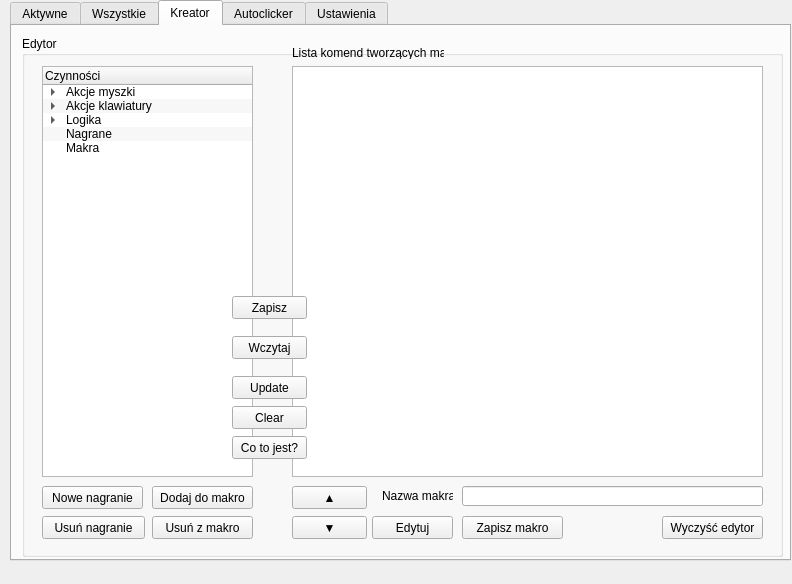
Old version of the form GUI.ui in the repository 307372/PwJS2020.
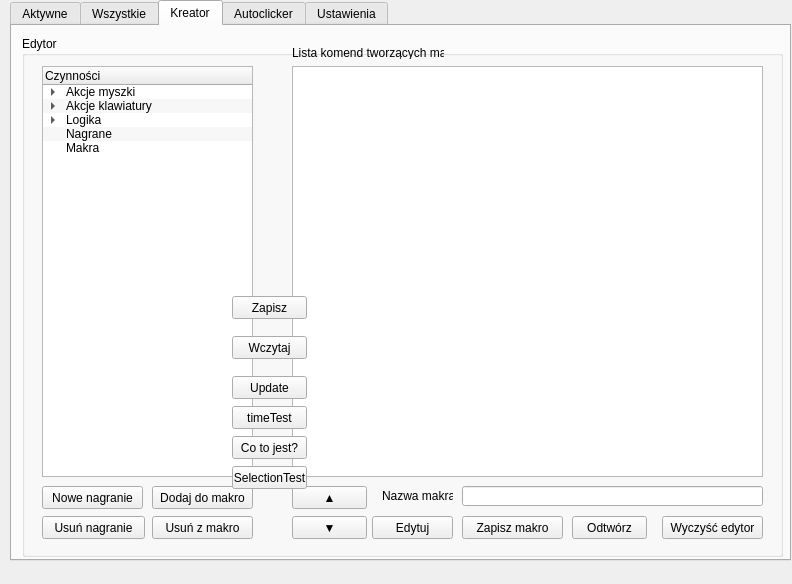
New version of the form.

```diff
--- a/GUI.ui
+++ b/GUI.ui
@@ -564,7 +564,7 @@
         </rect>
        </property>
        <property name="text">
-        <string>Clear</string>
+        <string>timeTest</string>
        </property>
       </widget>
       <widget class="QPushButton" name="WhatIsThisButton">
@@ -580,6 +580,32 @@
         <string>Co to jest?</string>
        </property>
       </widget>
+      <widget class="QPushButton" name="previewButton">
+       <property name="geometry">
+        <rect>
+         <x>550</x>
+         <y>480</y>
+         <width>75</width>
+         <height>23</height>
+        </rect>
+       </property>
+       <property name="text">
+        <string>Odtwórz</string>
+       </property>
+      </widget>
+      <widget class="QPushButton" name="testButton_3">
+       <property name="geometry">
+        <rect>
+         <x>210</x>
+         <y>430</y>
+         <width>75</width>
+         <height>23</height>
+        </rect>
+       </property>
+       <property name="text">
+        <string>SelectionTest</string>
+       </property>
+      </widget>
       <zorder>creatorEditorDeleteFromMacro</zorder>
       <zorder>creatorEditorActions</zorder>
       <zorder>creatorEditorAddToMacro</zorder>
@@ -599,6 +625,8 @@
       <zorder>testButton</zorder>
       <zorder>testButton_2</zorder>
       <zorder>WhatIsThisButton</zorder>
+      <zorder>previewButton</zorder>
+      <zorder>testButton_3</zorder>
      </widget>
     </widget>
     <widget class="QWidget" name="AC_Group">
```
Left out of the diff: 35 changed lines with no effect on the pictures.
